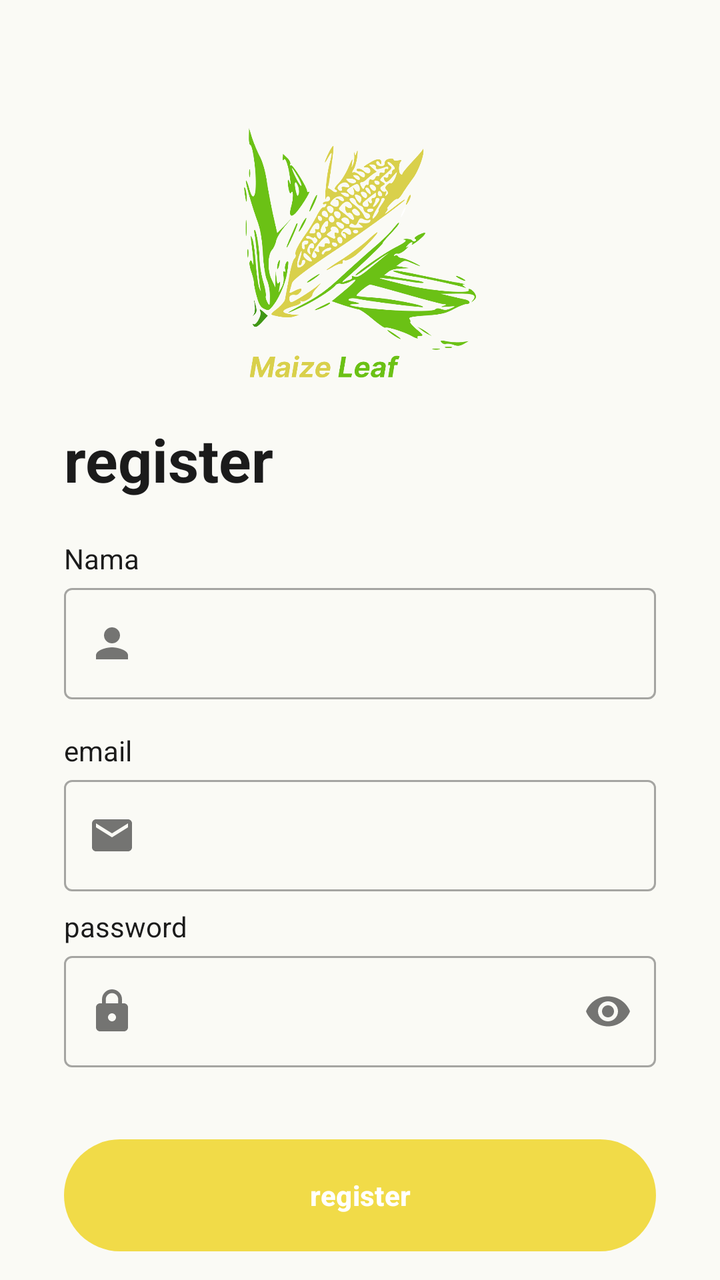
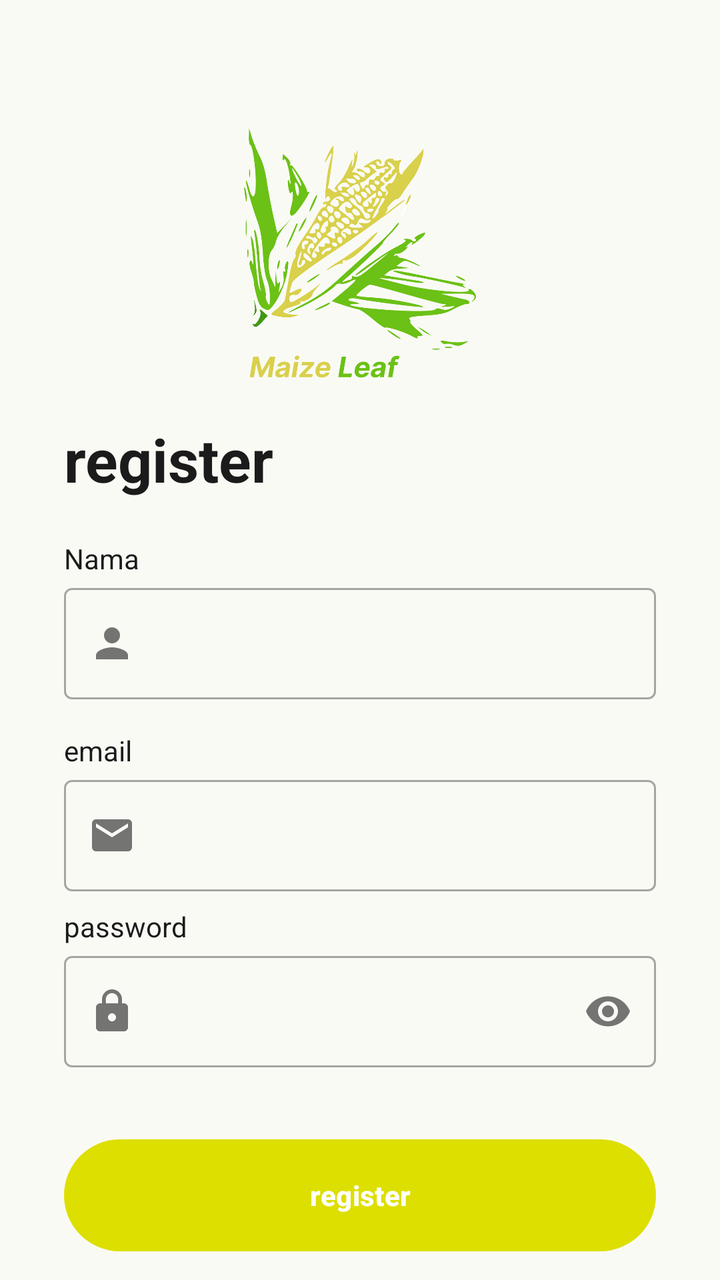

Screens rendered from an Android XML layout before and after an edit, with the pre-edit source and the edit as a unified diff.
<!-- AndroidManifest.xml: application theme Theme.MaizeLeaf -->
<!-- res/layout/activity_register.xml -->
<?xml version="1.0" encoding="utf-8"?>
<androidx.constraintlayout.widget.ConstraintLayout xmlns:android="http://schemas.android.com/apk/res/android"
    xmlns:app="http://schemas.android.com/apk/res-auto"
    android:layout_width="match_parent"
    android:id="@+id/main"
    android:layout_height="match_parent">

    <ImageView
        android:id="@+id/imageView"
        android:layout_width="150dp"
        android:layout_height="0dp"
        android:layout_marginStart="32dp"
        android:layout_marginEnd="32dp"
        android:src="@drawable/logo_apk"
        android:contentDescription="@string/logo_aplikasi"
        app:layout_constraintBottom_toTopOf="@+id/guidelineHorizontal"
        app:layout_constraintEnd_toEndOf="parent"
        app:layout_constraintStart_toStartOf="parent"
        app:layout_constraintTop_toTopOf="@+id/guideline2" />

    <TextView
        android:id="@+id/titleTextView"
        android:layout_width="0dp"
        android:layout_height="wrap_content"
        android:layout_marginStart="32dp"
        android:layout_marginTop="16dp"
        android:layout_marginEnd="32dp"
        android:text="@string/register"
        android:textColor="?attr/colorOnSurface"
        android:textSize="30sp"
        android:textStyle="bold"
        app:layout_constraintEnd_toEndOf="parent"
        app:layout_constraintStart_toStartOf="parent"
        app:layout_constraintTop_toTopOf="@+id/guidelineHorizontal" />

    <TextView
        android:id="@+id/nameTextView"
        android:layout_width="wrap_content"
        android:layout_height="wrap_content"
        android:layout_marginStart="32dp"
        android:layout_marginTop="20dp"
        android:text="@string/nama"
        android:textColor="?attr/colorOnSurface"
        app:layout_constraintStart_toStartOf="parent"
        app:layout_constraintTop_toBottomOf="@+id/titleTextView" />

    <com.google.android.material.textfield.TextInputLayout
        android:id="@+id/nameEditTextLayout"
        style="@style/Widget.MaterialComponents.TextInputLayout.OutlinedBox"
        android:layout_width="0dp"
        android:layout_height="wrap_content"
        android:layout_marginStart="32dp"
        android:layout_marginEnd="32dp"
        app:layout_constraintEnd_toEndOf="parent"
        app:layout_constraintStart_toStartOf="parent"
        app:layout_constraintTop_toBottomOf="@+id/nameTextView"
        app:startIconDrawable="@drawable/ic_baseline_person_24">

        <com.google.android.material.textfield.TextInputEditText
            android:id="@+id/ed_register_name"
            android:layout_width="match_parent"
            android:layout_height="wrap_content"
            android:ems="10"
            android:inputType="text" />
    </com.google.android.material.textfield.TextInputLayout>

    <TextView
        android:id="@+id/emailTextView"
        android:layout_width="wrap_content"
        android:layout_height="wrap_content"
        android:layout_marginStart="32dp"
        android:layout_marginTop="16dp"
        android:text="@string/email"
        android:textColor="?attr/colorOnSurface"
        app:layout_constraintStart_toStartOf="parent"
        app:layout_constraintTop_toBottomOf="@+id/nameEditTextLayout" />

    <com.google.android.material.textfield.TextInputLayout
        android:id="@+id/emailEditTextLayout"
        style="@style/Widget.MaterialComponents.TextInputLayout.OutlinedBox"
        android:layout_width="0dp"
        android:layout_height="wrap_content"
        android:layout_marginStart="32dp"
        android:layout_marginEnd="32dp"
        app:layout_constraintEnd_toEndOf="parent"
        app:layout_constraintStart_toStartOf="parent"
        app:layout_constraintTop_toBottomOf="@+id/emailTextView"
        app:startIconDrawable="@drawable/ic_baseline_email_24">

        <com.google.android.material.textfield.TextInputEditText
            android:id="@+id/emailEditText"
            android:layout_width="match_parent"
            android:layout_height="wrap_content"
            android:inputType="textEmailAddress" />
    </com.google.android.material.textfield.TextInputLayout>

    <TextView
        android:id="@+id/passwordTextView"
        android:layout_width="wrap_content"
        android:layout_height="wrap_content"
        android:layout_marginStart="32dp"
        android:layout_marginTop="8dp"
        android:text="@string/password"
        android:textColor="?attr/colorOnSurface"
        app:layout_constraintStart_toStartOf="parent"
        app:layout_constraintTop_toBottomOf="@+id/emailEditTextLayout" />

    <com.google.android.material.textfield.TextInputLayout
        android:id="@+id/passwordEditTextLayout"
        style="@style/Widget.MaterialComponents.TextInputLayout.OutlinedBox"
        android:layout_width="0dp"
        android:layout_height="wrap_content"
        android:layout_marginStart="32dp"
        android:layout_marginEnd="32dp"
        app:endIconMode="password_toggle"
        app:layout_constraintEnd_toEndOf="parent"
        app:layout_constraintStart_toStartOf="parent"
        app:layout_constraintTop_toBottomOf="@+id/passwordTextView"
        app:startIconDrawable="@drawable/ic_baseline_lock_24">

        <com.google.android.material.textfield.TextInputEditText
            android:id="@+id/passwordEditText"
            android:layout_width="match_parent"
            android:layout_height="wrap_content"
            android:inputType="textPassword" />
    </com.google.android.material.textfield.TextInputLayout>

    <Button
        android:id="@+id/signupButton"
        android:layout_width="0dp"
        android:layout_height="64dp"
        android:layout_marginStart="32dp"
        android:layout_marginTop="32dp"
        android:layout_marginEnd="32dp"
        android:text="@string/register"
        android:textStyle="bold"
        app:layout_constraintEnd_toEndOf="parent"
        app:layout_constraintStart_toStartOf="parent"
        app:layout_constraintTop_toBottomOf="@+id/passwordEditTextLayout" />

    <TextView
        android:id="@+id/punya_akun"
        android:layout_width="wrap_content"
        android:layout_height="wrap_content"
        android:layout_marginStart="32dp"
        android:layout_marginTop="16dp"
        android:layout_marginEnd="8dp"
        android:text="@string/belum_punya_akun"
        android:textColor="?attr/colorOnSurface"
        android:textSize="14sp"
        app:layout_constraintStart_toStartOf="parent"
        app:layout_constraintTop_toBottomOf="@+id/signupButton" />

    <TextView
        android:id="@+id/tvLogin"
        android:layout_width="wrap_content"
        android:layout_height="wrap_content"
        android:layout_marginStart="6dp"
        android:clickable="true"
        android:focusable="true"
        android:text="@string/login"
        android:textColor="@color/yellow"
        android:textSize="16sp"
        android:textStyle="bold"
        app:layout_constraintBottom_toBottomOf="@+id/punya_akun"
        app:layout_constraintStart_toEndOf="@id/punya_akun"
        app:layout_constraintTop_toTopOf="@+id/punya_akun" />

    <androidx.constraintlayout.widget.Guideline
        android:id="@+id/guidelineHorizontal"
        android:layout_width="wrap_content"
        android:layout_height="64dp"
        android:orientation="horizontal"
        app:layout_constraintGuide_percent="0.30191082" />

    <androidx.constraintlayout.widget.Guideline
        android:id="@+id/guideline2"
        android:layout_width="wrap_content"
        android:layout_height="64dp"
        android:orientation="horizontal"
        app:layout_constraintGuide_percent="0.1" />

</androidx.constraintlayout.widget.ConstraintLayout>
<!-- resources referenced by this layout -->
<resources>
  <color name="yellow">#F1DB48</color>
  <!-- drawable ic_baseline_email_24 (drawable) -->
  <vector xmlns:android="http://schemas.android.com/apk/res/android"
      android:width="24dp"
      android:height="24dp"
      android:viewportWidth="24"
      android:viewportHeight="24"
      android:tint="?attr/colorControlNormal">
    <path
        android:fillColor="@android:color/white"
        android:pathData="M20,4L4,4c-1.1,0 -1.99,0.9 -1.99,2L2,18c0,1.1 0.9,2 2,2h16c1.1,0 2,-0.9 2,-2L22,6c0,-1.1 -0.9,-2 -2,-2zM20,8l-8,5 -8,-5L4,6l8,5 8,-5v2z"/>
  </vector>
  <!-- drawable ic_baseline_lock_24 (drawable) -->
  <vector xmlns:android="http://schemas.android.com/apk/res/android"
      android:width="24dp"
      android:height="24dp"
      android:viewportWidth="24"
      android:viewportHeight="24"
      android:tint="?attr/colorControlNormal">
    <path
        android:fillColor="@android:color/white"
        android:pathData="M18,8h-1L17,6c0,-2.76 -2.24,-5 -5,-5S7,3.24 7,6v2L6,8c-1.1,0 -2,0.9 -2,2v10c0,1.1 0.9,2 2,2h12c1.1,0 2,-0.9 2,-2L20,10c0,-1.1 -0.9,-2 -2,-2zM12,17c-1.1,0 -2,-0.9 -2,-2s0.9,-2 2,-2 2,0.9 2,2 -0.9,2 -2,2zM15.1,8L8.9,8L8.9,6c0,-1.71 1.39,-3.1 3.1,-3.1 1.71,0 3.1,1.39 3.1,3.1v2z"/>
  </vector>
  <!-- drawable ic_baseline_person_24 (drawable) -->
  <vector xmlns:android="http://schemas.android.com/apk/res/android"
      android:width="24dp"
      android:height="24dp"
      android:viewportWidth="24"
      android:viewportHeight="24"
      android:tint="?attr/colorControlNormal">
    <path
        android:fillColor="@android:color/white"
        android:pathData="M12,12c2.21,0 4,-1.79 4,-4s-1.79,-4 -4,-4 -4,1.79 -4,4 1.79,4 4,4zM12,14c-2.67,0 -8,1.34 -8,4v2h16v-2c0,-2.66 -5.33,-4 -8,-4z"/>
  </vector>
  <!-- drawable logo_apk: png bitmap (drawable, 96571 bytes) -->
  <string name="belum_punya_akun">Belum Punya Akun ?</string>
  <string name="email">email</string>
  <string name="login">login</string>
  <string name="logo_aplikasi">Logo Aplikasi</string>
  <string name="nama">Nama</string>
  <string name="password">password</string>
  <string name="register">register</string>
  <style name="Theme.MaizeLeaf" parent="Theme.MaterialComponents.DayNight">
          
          <item name="colorPrimary">@color/yellow</item>
          <item name="colorPrimaryVariant">#D6C761</item>
          <item name="colorOnPrimary">@color/white</item>
          
          <item name="android:statusBarColor">?attr/colorPrimaryVariant</item>
          
          
          <item name="colorSecondary">#4CAF50</item>
          <item name="colorSecondaryVariant">#388E3C</item>
          <item name="colorOnSecondary">@color/white</item>
  
          
          <item name="android:colorBackground">#FAFAF5</item>
          <item name="colorSurface">#FFFFFF</item>
          <item name="colorOnBackground">#1F1F1F</item>
          <item name="colorOnSurface">#1B1B1B</item>
  
          
          <item name="colorError">#B00020</item>
          <item name="colorOnError">@color/white</item>
  
          
          <item name="android:textColorPrimary">#1B1B1B</item>
          <item name="android:textColorSecondary">#5C5C5C</item>
  
      </style>
  <color name="white">#FFFFFFFF</color>
</resources>

<!-- the commit's change to res/layout/activity_register.xml (unified diff, before → after) -->
@@ -159,7 +159,7 @@
         android:clickable="true"
         android:focusable="true"
         android:text="@string/login"
-        android:textColor="@color/yellow"
+        android:textColor="?attr/colorPrimary"
         android:textSize="16sp"
         android:textStyle="bold"
         app:layout_constraintBottom_toBottomOf="@+id/punya_akun"
@@ -180,4 +180,26 @@
         android:orientation="horizontal"
         app:layout_constraintGuide_percent="0.1" />
 
+    <FrameLayout
+        android:id="@+id/loadingOverlay"
+        android:layout_width="0dp"
+        android:layout_height="0dp"
+        android:background="#80000000"
+        android:clickable="true"
+        android:focusable="true"
+        android:visibility="gone"
+        app:layout_constraintBottom_toBottomOf="parent"
+        app:layout_constraintEnd_toEndOf="parent"
+        app:layout_constraintStart_toStartOf="parent"
+        app:layout_constraintTop_toTopOf="parent">
+
+        <ProgressBar
+            android:id="@+id/progressBar"
+            android:layout_width="wrap_content"
+            android:layout_height="wrap_content"
+            android:layout_gravity="center"
+            android:indeterminateTint="@android:color/white" />
+
+    </FrameLayout>
+
 </androidx.constraintlayout.widget.ConstraintLayout>
<!-- resource entries referenced after the edit -->
@@ -1,6 +1,5 @@
 <!-- resources referenced by this layout -->
 <resources>
-  <color name="yellow">#F1DB48</color>
   <!-- drawable ic_baseline_email_24 (drawable) -->
   <vector xmlns:android="http://schemas.android.com/apk/res/android"
       android:width="24dp"
@@ -42,32 +41,13 @@
   <string name="nama">Nama</string>
   <string name="password">password</string>
   <string name="register">register</string>
-  <style name="Theme.MaizeLeaf" parent="Theme.MaterialComponents.DayNight">
+  <style name="Theme.MaizeLeaf" parent="Theme.MaterialComponents.DayNight.NoActionBar">
           
-          <item name="colorPrimary">@color/yellow</item>
+          <item name="colorPrimary">#dddf00</item>
           <item name="colorPrimaryVariant">#D6C761</item>
           <item name="colorOnPrimary">@color/white</item>
-          
-          <item name="android:statusBarColor">?attr/colorPrimaryVariant</item>
-          
-          
-          <item name="colorSecondary">#4CAF50</item>
-          <item name="colorSecondaryVariant">#388E3C</item>
-          <item name="colorOnSecondary">@color/white</item>
   
-          
-          <item name="android:colorBackground">#FAFAF5</item>
-          <item name="colorSurface">#FFFFFF</item>
-          <item name="colorOnBackground">#1F1F1F</item>
-          <item name="colorOnSurface">#1B1B1B</item>
   
-          
-          <item name="colorError">#B00020</item>
-          <item name="colorOnError">@color/white</item>
-  
-          
-          <item name="android:textColorPrimary">#1B1B1B</item>
-          <item name="android:textColorSecondary">#5C5C5C</item>
   
       </style>
   <color name="white">#FFFFFFFF</color>
